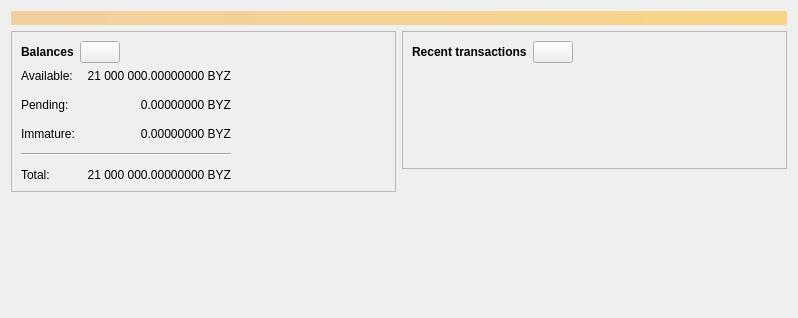
First picture: the form in src/qt/forms/overviewpage.ui, repository powhermes/byze, before the edit.
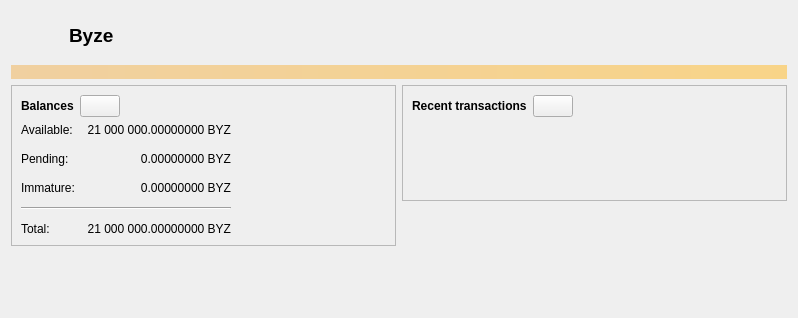
Second picture: the form after the edit. Icons and pictures are not drawn. Custom widgets are drawn as their Qt base class.

```diff
--- a/src/qt/forms/overviewpage.ui
+++ b/src/qt/forms/overviewpage.ui
@@ -14,6 +14,62 @@
    <string>Form</string>
   </property>
   <layout class="QVBoxLayout" name="topLayout">
+   <item>
+    <layout class="QHBoxLayout" name="brandHeaderLayout">
+     <property name="spacing">
+      <number>10</number>
+     </property>
+     <item>
+      <widget class="QLabel" name="labelBrandIcon">
+       <property name="minimumSize">
+        <size>
+         <width>48</width>
+         <height>48</height>
+        </size>
+       </property>
+       <property name="maximumSize">
+        <size>
+         <width>48</width>
+         <height>48</height>
+        </size>
+       </property>
+       <property name="scaledContents">
+        <bool>true</bool>
+       </property>
+       <property name="pixmap">
+        <pixmap resource="../bitcoin.qrc">:/icons/bitcoin</pixmap>
+       </property>
+      </widget>
+     </item>
+     <item>
+      <widget class="QLabel" name="labelBrandTitle">
+       <property name="font">
+        <font>
+         <pointsize>14</pointsize>
+         <weight>75</weight>
+         <bold>true</bold>
+        </font>
+       </property>
+       <property name="text">
+        <string notr="true">Byze</string>
+       </property>
+      </widget>
+     </item>
+     <item>
+      <spacer name="brandHeaderSpacer">
+       <property name="orientation">
+        <enum>Qt::Horizontal</enum>
+       </property>
+       <property name="sizeHint" stdset="0">
+        <size>
+         <width>40</width>
+         <height>20</height>
+        </size>
+       </property>
+      </spacer>
+     </item>
+    </layout>
+   </item>
    <item>
     <widget class="QLabel" name="labelAlerts">
      <property name="visible">
```
